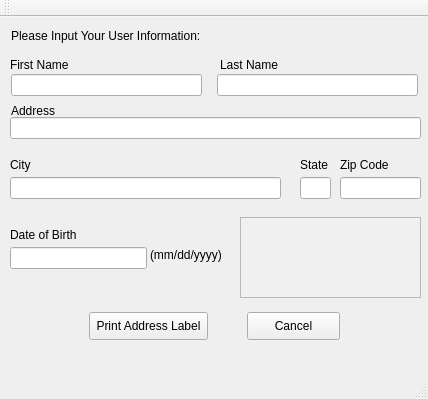
Above: Code/Qt/User_Input_App/mainwindow.ui from michael-little/SimCenterBootcamp before the change. Below: the same form after it.
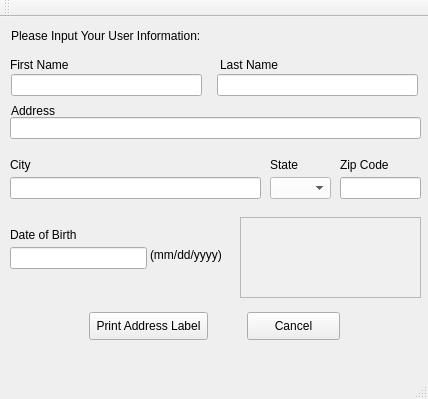
That is the form after the change.

Diff of the .ui file:
```diff
--- a/Code/Qt/User_Input_App/mainwindow.ui
+++ b/Code/Qt/User_Input_App/mainwindow.ui
@@ -42,7 +42,7 @@
      <rect>
       <x>10</x>
       <y>160</y>
-      <width>271</width>
+      <width>251</width>
       <height>22</height>
      </rect>
     </property>
@@ -121,7 +121,7 @@
    <widget class="QLabel" name="StateLabel">
     <property name="geometry">
      <rect>
-      <x>300</x>
+      <x>270</x>
       <y>140</y>
       <width>30</width>
       <height>16</height>
@@ -238,16 +238,6 @@
      <string>Print Address Label</string>
     </property>
    </widget>
-   <widget class="QLineEdit" name="stateEdit">
-    <property name="geometry">
-     <rect>
-      <x>300</x>
-      <y>160</y>
-      <width>31</width>
-      <height>22</height>
-     </rect>
-    </property>
-   </widget>
    <widget class="QTextBrowser" name="printBrowser">
     <property name="geometry">
      <rect>
@@ -322,6 +312,323 @@
      </palette>
     </property>
    </widget>
+   <widget class="QComboBox" name="cbx_state">
+    <property name="geometry">
+     <rect>
+      <x>270</x>
+      <y>160</y>
+      <width>61</width>
+      <height>22</height>
+     </rect>
+    </property>
+    <property name="palette">
+     <palette>
+      <active>
+       <colorrole role="WindowText">
+        <brush brushstyle="SolidPattern">
+         <color alpha="255">
+          <red>0</red>
+          <green>0</green>
+          <blue>0</blue>
+         </color>
+        </brush>
+       </colorrole>
+       <colorrole role="Button">
+        <brush brushstyle="SolidPattern">
+         <color alpha="255">
+          <red>255</red>
+          <green>255</green>
+          <blue>255</blue>
+         </color>
+        </brush>
+       </colorrole>
+       <colorrole role="Midlight">
+        <brush brushstyle="SolidPattern">
+         <color alpha="255">
+          <red>255</red>
+          <green>255</green>
+          <blue>255</blue>
+         </color>
+        </brush>
+       </colorrole>
+       <colorrole role="Dark">
+        <brush brushstyle="SolidPattern">
+         <color alpha="255">
+          <red>255</red>
+          <green>255</green>
+          <blue>255</blue>
+         </color>
+        </brush>
+       </colorrole>
+       <colorrole role="Mid">
+        <brush brushstyle="SolidPattern">
+         <color alpha="255">
+          <red>255</red>
+          <green>255</green>
+          <blue>255</blue>
+         </color>
+        </brush>
+       </colorrole>
+       <colorrole role="Text">
+        <brush brushstyle="SolidPattern">
+         <color alpha="255">
+          <red>0</red>
+          <green>0</green>
+          <blue>0</blue>
+         </color>
+        </brush>
+       </colorrole>
+       <colorrole role="ButtonText">
+        <brush brushstyle="SolidPattern">
+         <color alpha="255">
+          <red>0</red>
+          <green>0</green>
+          <blue>0</blue>
+         </color>
+        </brush>
+       </colorrole>
+       <colorrole role="Base">
+        <brush brushstyle="SolidPattern">
+         <color alpha="255">
+          <red>255</red>
+          <green>255</green>
+          <blue>255</blue>
+         </color>
+        </brush>
+       </colorrole>
+       <colorrole role="Window">
+        <brush brushstyle="SolidPattern">
+         <color alpha="255">
+          <red>255</red>
+          <green>255</green>
+          <blue>255</blue>
+         </color>
+        </brush>
+       </colorrole>
+       <colorrole role="Shadow">
+        <brush brushstyle="SolidPattern">
+         <color alpha="255">
+          <red>255</red>
+          <green>255</green>
+          <blue>255</blue>
+         </color>
+        </brush>
+       </colorrole>
+       <colorrole role="AlternateBase">
+        <brush brushstyle="SolidPattern">
+         <color alpha="255">
+          <red>255</red>
+          <green>255</green>
+          <blue>255</blue>
+         </color>
+        </brush>
+       </colorrole>
+      </active>
+      <inactive>
+       <colorrole role="WindowText">
+        <brush brushstyle="SolidPattern">
+         <color alpha="255">
+          <red>0</red>
+          <green>0</green>
+          <blue>0</blue>
+         </color>
+        </brush>
+       </colorrole>
+       <colorrole role="Button">
+        <brush brushstyle="SolidPattern">
+         <color alpha="255">
+          <red>255</red>
+          <green>255</green>
+          <blue>255</blue>
+         </color>
+        </brush>
+       </colorrole>
+       <colorrole role="Midlight">
+        <brush brushstyle="SolidPattern">
+         <color alpha="255">
+          <red>255</red>
+          <green>255</green>
+          <blue>255</blue>
+         </color>
+        </brush>
+       </colorrole>
+       <colorrole role="Dark">
+        <brush brushstyle="SolidPattern">
+         <color alpha="255">
+          <red>255</red>
+          <green>255</green>
+          <blue>255</blue>
+         </color>
+        </brush>
+       </colorrole>
+       <colorrole role="Mid">
+        <brush brushstyle="SolidPattern">
+         <color alpha="255">
+          <red>255</red>
+          <green>255</green>
+          <blue>255</blue>
+         </color>
+        </brush>
+       </colorrole>
+       <colorrole role="Text">
+        <brush brushstyle="SolidPattern">
+         <color alpha="255">
+          <red>0</red>
+          <green>0</green>
+          <blue>0</blue>
+         </color>
+        </brush>
+       </colorrole>
+       <colorrole role="ButtonText">
+        <brush brushstyle="SolidPattern">
+         <color alpha="255">
+          <red>0</red>
+          <green>0</green>
+          <blue>0</blue>
+         </color>
+        </brush>
+       </colorrole>
+       <colorrole role="Base">
+        <brush brushstyle="SolidPattern">
+         <color alpha="255">
+          <red>255</red>
+          <green>255</green>
+          <blue>255</blue>
+         </color>
+        </brush>
+       </colorrole>
+       <colorrole role="Window">
+        <brush brushstyle="SolidPattern">
+         <color alpha="255">
+          <red>255</red>
+          <green>255</green>
+          <blue>255</blue>
+         </color>
+        </brush>
+       </colorrole>
+       <colorrole role="Shadow">
+        <brush brushstyle="SolidPattern">
+         <color alpha="255">
+          <red>255</red>
+          <green>255</green>
+          <blue>255</blue>
+         </color>
+        </brush>
+       </colorrole>
+       <colorrole role="AlternateBase">
+        <brush brushstyle="SolidPattern">
+         <color alpha="255">
+          <red>255</red>
+          <green>255</green>
+          <blue>255</blue>
+         </color>
+        </brush>
+       </colorrole>
+      </inactive>
+      <disabled>
+       <colorrole role="WindowText">
+        <brush brushstyle="SolidPattern">
+         <color alpha="255">
+          <red>255</red>
+          <green>255</green>
+          <blue>255</blue>
+         </color>
+        </brush>
+       </colorrole>
+       <colorrole role="Button">
+        <brush brushstyle="SolidPattern">
+         <color alpha="255">
+          <red>255</red>
+          <green>255</green>
+          <blue>255</blue>
+         </color>
+        </brush>
+       </colorrole>
+       <colorrole role="Midlight">
+        <brush brushstyle="SolidPattern">
+         <color alpha="255">
+          <red>255</red>
+          <green>255</green>
+          <blue>255</blue>
+         </color>
+        </brush>
+       </colorrole>
+       <colorrole role="Dark">
+        <brush brushstyle="SolidPattern">
+         <color alpha="255">
+          <red>255</red>
+          <green>255</green>
+          <blue>255</blue>
+         </color>
+        </brush>
+       </colorrole>
+       <colorrole role="Mid">
+        <brush brushstyle="SolidPattern">
+         <color alpha="255">
+          <red>255</red>
+          <green>255</green>
+          <blue>255</blue>
+         </color>
+        </brush>
+       </colorrole>
+       <colorrole role="Text">
+        <brush brushstyle="SolidPattern">
+         <color alpha="255">
+          <red>255</red>
+          <green>255</green>
+          <blue>255</blue>
+         </color>
+        </brush>
+       </colorrole>
+       <colorrole role="ButtonText">
+        <brush brushstyle="SolidPattern">
+         <color alpha="255">
+          <red>255</red>
+          <green>255</green>
+          <blue>255</blue>
+         </color>
+        </brush>
+       </colorrole>
+       <colorrole role="Base">
+        <brush brushstyle="SolidPattern">
+         <color alpha="255">
+          <red>255</red>
+          <green>255</green>
+          <blue>255</blue>
+         </color>
+        </brush>
+       </colorrole>
+       <colorrole role="Window">
+        <brush brushstyle="SolidPattern">
+         <color alpha="255">
+          <red>255</red>
+          <green>255</green>
+          <blue>255</blue>
+         </color>
+        </brush>
+       </colorrole>
+       <colorrole role="Shadow">
+        <brush brushstyle="SolidPattern">
+         <color alpha="255">
+          <red>255</red>
+          <green>255</green>
+          <blue>255</blue>
+         </color>
+        </brush>
+       </colorrole>
+       <colorrole role="AlternateBase">
+        <brush brushstyle="SolidPattern">
+         <color alpha="255">
+          <red>255</red>
+          <green>255</green>
+          <blue>255</blue>
+         </color>
+        </brush>
+       </colorrole>
+      </disabled>
+     </palette>
+    </property>
+   </widget>
    <zorder>AddressLabe</zorder>
    <zorder>AddressInput</zorder>
    <zorder>CityLabel</zorder>
```
Left out of the diff: 4 changed lines with no effect on the pictures.
